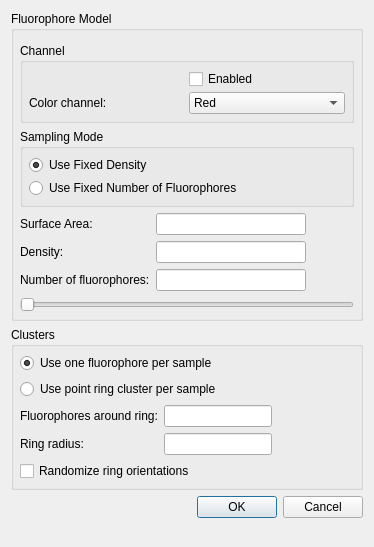
Above: apps/MicroscopeSimulator/FluorophoreModelDialog.ui from CISMM/MicroscopeSimulator2 before the change. Below: the same form after it.
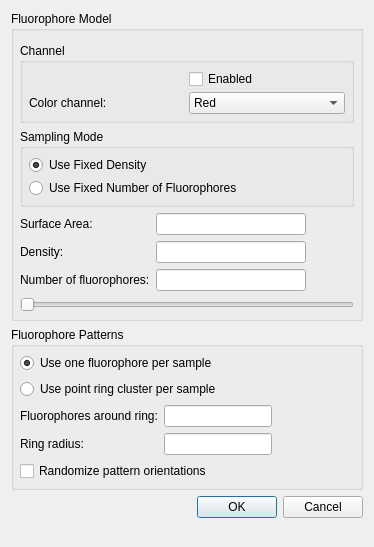
That is the form after the change.

Commit message: Added handling of the 'randomize pattern orientations' option.

The edit to the form file:
```diff
--- a/apps/MicroscopeSimulator/FluorophoreModelDialog.ui
+++ b/apps/MicroscopeSimulator/FluorophoreModelDialog.ui
@@ -196,7 +196,7 @@
    <item>
     <widget class="QGroupBox" name="gui_ClustersGroupBox">
      <property name="title">
-      <string>Clusters</string>
+      <string>Fluorophore Patterns</string>
      </property>
      <property name="checkable">
       <bool>false</bool>
@@ -248,7 +248,7 @@
       <item row="4" column="0" colspan="2">
        <widget class="QCheckBox" name="gui_RandomizeRingOrientationsCheckBox">
         <property name="text">
-         <string>Randomize ring orientations</string>
+         <string>Randomize pattern orientations</string>
         </property>
        </widget>
       </item>
```
Left out of the diff: 2 changed lines with no effect on the pictures. The commit also changes 4 other files.
